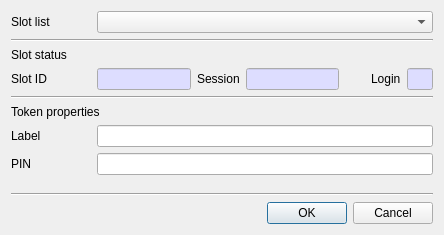
jykim74/CryptokiMan, file CryptokiMan/init_token_dlg.ui: the form before one commit.
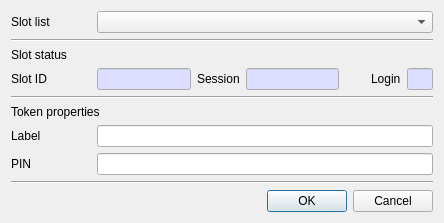
The form after the commit.

Patch:
```diff
--- a/CryptokiMan/init_token_dlg.ui
+++ b/CryptokiMan/init_token_dlg.ui
@@ -7,7 +7,7 @@
     <x>0</x>
     <y>0</y>
     <width>444</width>
-    <height>235</height>
+    <height>220</height>
    </rect>
   </property>
   <property name="windowTitle">
```
